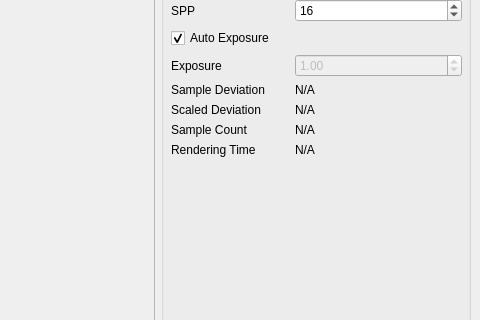
Above: demoplayer/mainwindow.ui from DaviesX/x3dcore2 before the change; both pictures show x 645 to 1125 and y 124 to 444 of the 1125 by 633 pixel window. Below: the same form after it.
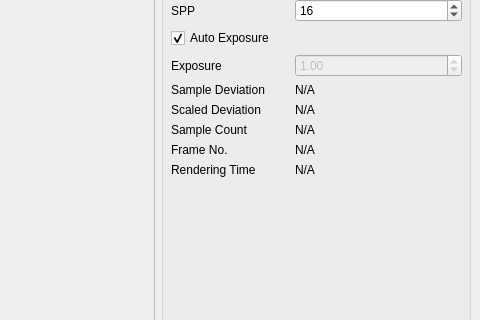
That is the form after the change.

Commit message: Updated to correctly display the related statistics.

Patch:
```diff
--- a/demoplayer/mainwindow.ui
+++ b/demoplayer/mainwindow.ui
@@ -152,20 +152,34 @@
           </property>
          </widget>
         </item>
-        <item row="8" column="1">
+        <item row="9" column="1">
          <widget class="QLabel" name="label_time">
           <property name="text">
            <string>N/A</string>
           </property>
          </widget>
         </item>
-        <item row="8" column="0">
+        <item row="9" column="0">
          <widget class="QLabel" name="label_4">
           <property name="text">
            <string>Rendering Time</string>
           </property>
          </widget>
         </item>
+        <item row="8" column="0">
+         <widget class="QLabel" name="label_8">
+          <property name="text">
+           <string>Frame No.</string>
+          </property>
+         </widget>
+        </item>
+        <item row="8" column="1">
+         <widget class="QLabel" name="label_frame_no">
+          <property name="text">
+           <string>N/A</string>
+          </property>
+         </widget>
+        </item>
        </layout>
       </widget>
      </widget>
```
Left out of the diff: 2 changed lines with no effect on the pictures. The commit also changes 1 other file.
